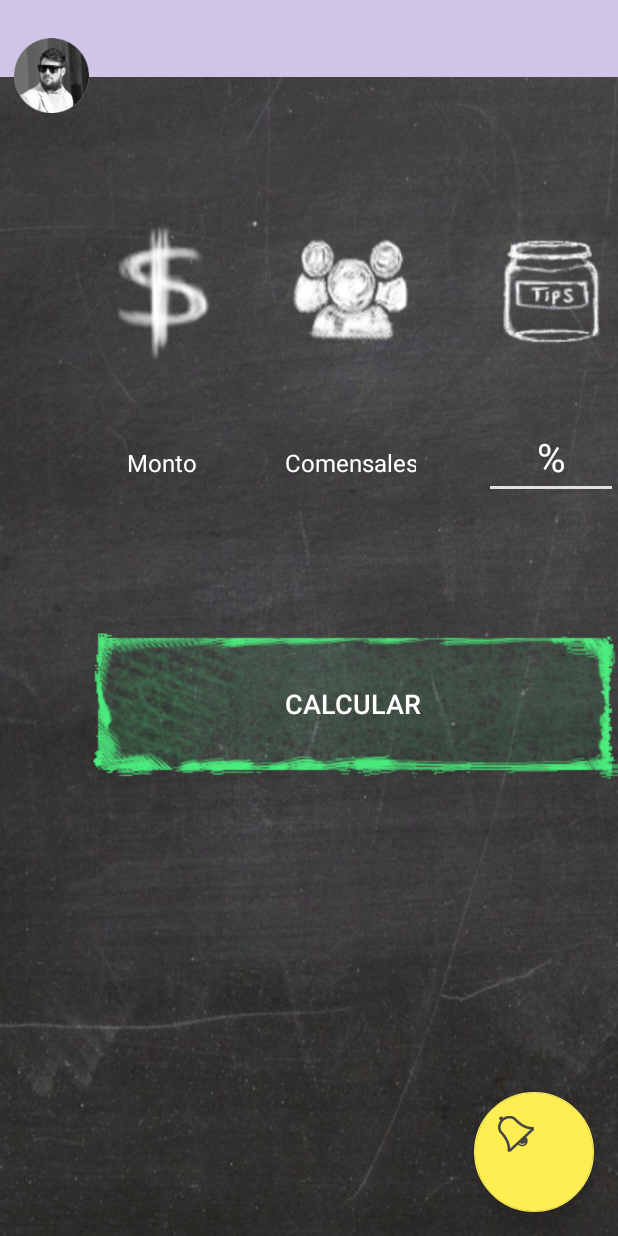
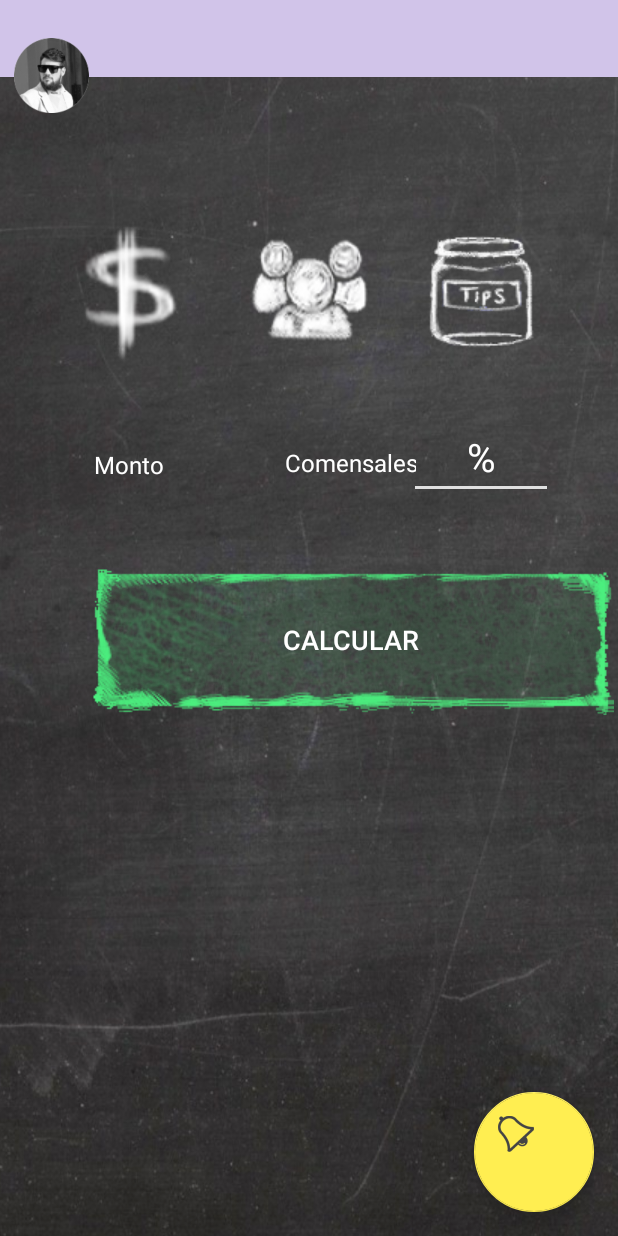
Before and after one commit to DevPlay/ilconto_2.0, an Android app: the screen it shows after launch (MainActivity), on a phone screen of 412 x 824 dp. Run offline under Robolectric (Android 15) with nearby library versions, the phone set to English and light mode, and no system bars; our stand-ins replace Firebase (no records; nobody signed in at launch, a user with empty details on screens opened directly).

Commit message:
Correccion en posiciones

```diff
--- a/app/src/main/res/layout/fragment_calculadora.xml
+++ b/app/src/main/res/layout/fragment_calculadora.xml
@@ -39,30 +39,6 @@
         android:layout_alignBottom="@+id/imageView2"
         android:layout_toEndOf="@+id/imageView"
         android:layout_marginStart="15dp" />
-
-    <Button
-        android:text="Calcular"
-        android:layout_width="wrap_content"
-        android:layout_height="wrap_content"
-        android:id="@+id/calcu_btn"
-        android:onClick="suma"
-        android:textSize="18sp"
-        android:elevation="4dp"
-        android:background="@drawable/btn_calc"
-        android:textColorHint="#ffffff"
-        android:textColor="#ffffff"
-        android:layout_marginTop="89dp"
-        android:layout_below="@+id/comensales2"
-        android:layout_alignStart="@+id/saldo1"
-        android:layout_alignEnd="@+id/editText2" />
-
-    <ImageView
-        android:layout_width="wrap_content"
-        android:layout_height="wrap_content"
-        app:srcCompat="@drawable/tiza_cuenta1_96"
-        android:id="@+id/imageView6"
-        android:layout_alignTop="@+id/imageView7"
-        android:layout_toEndOf="@+id/imageView" />
 
     <EditText
         android:layout_height="wrap_content"
@@ -120,11 +96,11 @@
     <ImageView
         android:layout_width="wrap_content"
         android:layout_height="wrap_content"
-        app:srcCompat="@drawable/comu_96"
-        android:id="@+id/imageView7"
-        android:scaleType="fitCenter"
-        android:layout_alignTop="@+id/imageView8"
-        android:layout_toStartOf="@+id/imageView8" />
+        app:srcCompat="@drawable/tiza_cuenta1_96"
+        android:id="@+id/imageView6"
+        android:layout_alignTop="@+id/imageView7"
+        android:layout_alignStart="@+id/imageView"
+        android:layout_marginStart="28dp" />
 
     <ImageView
         android:layout_width="wrap_content"
@@ -132,8 +108,32 @@
         app:srcCompat="@drawable/tip_jar_96"
         android:id="@+id/imageView8"
         android:layout_marginTop="70dp"
-        android:layout_marginStart="41dp"
         android:layout_below="@+id/imageView"
-        android:layout_toEndOf="@+id/comensales2" />
+        android:layout_alignParentEnd="true"
+        android:layout_marginEnd="43dp" />
+
+    <ImageView
+        android:layout_width="wrap_content"
+        android:layout_height="wrap_content"
+        app:srcCompat="@drawable/comu_96"
+        android:id="@+id/imageView7"
+        android:scaleType="fitCenter"
+        android:layout_alignTop="@+id/imageView8"
+        android:layout_centerHorizontal="true" />
+
+    <Button
+        android:text="Calcular"
+        android:layout_width="wrap_content"
+        android:layout_height="wrap_content"
+        android:id="@+id/calcu_btn"
+        android:onClick="suma"
+        android:textSize="18sp"
+        android:elevation="4dp"
+        android:background="@drawable/btn_calc"
+        android:textColorHint="#ffffff"
+        android:textColor="#ffffff"
+        android:layout_marginTop="44dp"
+        android:layout_below="@+id/editText2"
+        android:layout_toEndOf="@+id/imageView" />
 
 </RelativeLayout>
```
